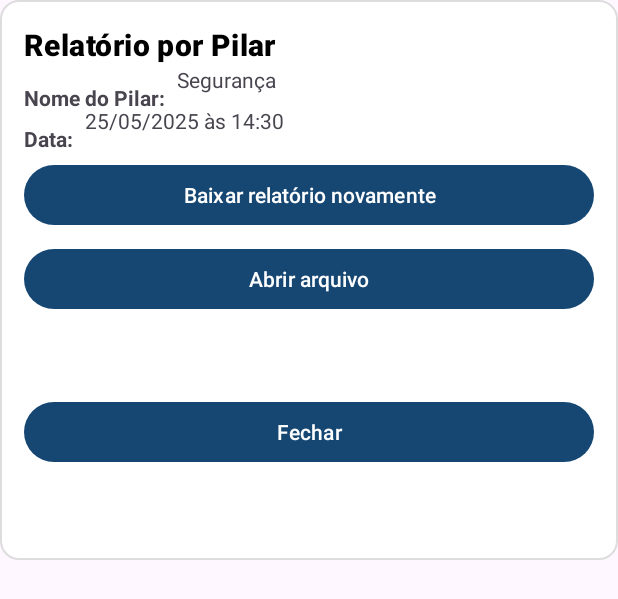
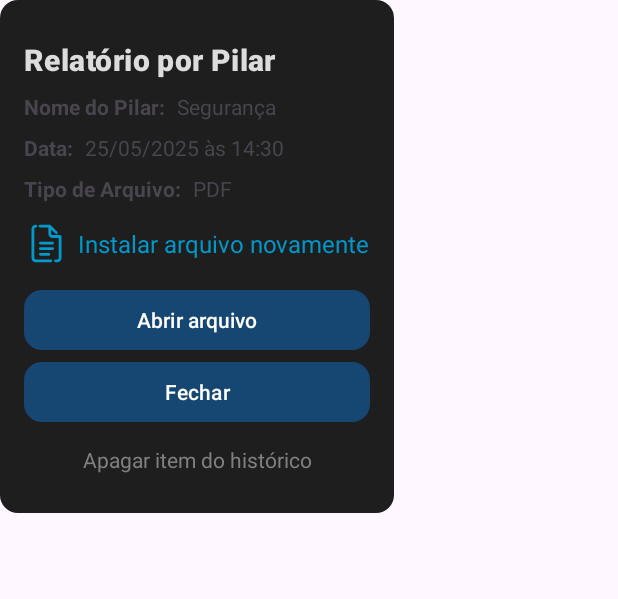
Before and after one commit to sauloadones/SENAC-PE-ProjetoPI-Grupo4, an Android app: the layout dialog_detalhes_relatorio.xml on its own in the app's theme, with its tools: preview values and no code run, on a phone screen of 412 x 824 dp. Shown: the top 599 px of the screen. Run offline under Robolectric (Android 15) with nearby library versions, the phone set to English and light mode, and no system bars.

Commit message:
Melhoria layout do dialog e botão reinstalar "funcionando"

```diff
--- a/app/src/main/java/com/example/appsenkaspi/HistoricoRelatorio.kt
+++ b/app/src/main/java/com/example/appsenkaspi/HistoricoRelatorio.kt
@@ -4,5 +4,7 @@ data class HistoricoRelatorio(
     val titulo: String,
     val data: String,
     val pilarNome: String? = null,
-    val caminhoArquivo: String? = null
+    val caminhoArquivo: String? = null,
+    val tipoArquivo: String,
+    val urlArquivo: String? = null
 )
--- a/app/src/main/res/drawable/dialog_background.xml
+++ b/app/src/main/res/drawable/dialog_background.xml
@@ -1,13 +1,10 @@
 <?xml version="1.0" encoding="utf-8"?>
 <shape xmlns:android="http://schemas.android.com/apk/res/android" >
-    <solid android:color="@android:color/white" />
+    <solid android:color="#1E1E1E" />
     <corners android:radius="12dp" />
     <padding
         android:left="16dp"
         android:top="16dp"
         android:right="16dp"
         android:bottom="16dp" />
-    <stroke
-        android:width="1dp"
-        android:color="#DDDDDD" />
 </shape>
--- a/app/src/main/res/layout/dialog_detalhes_relatorio.xml
+++ b/app/src/main/res/layout/dialog_detalhes_relatorio.xml
@@ -2,7 +2,7 @@
 <androidx.constraintlayout.widget.ConstraintLayout
     xmlns:android="http://schemas.android.com/apk/res/android"
     xmlns:app="http://schemas.android.com/apk/res-auto"
-    android:layout_width="match_parent"
+    android:layout_width="wrap_content"
     android:layout_height="wrap_content"
     android:padding="16dp"
     android:background="@drawable/dialog_background">
@@ -11,11 +11,12 @@
     <TextView
         android:id="@+id/txtTitulo"
         android:layout_width="0dp"
+        android:layout_marginTop="10dp"
         android:layout_height="wrap_content"
         android:text="Relatório por Pilar"
         android:textAppearance="?attr/textAppearanceHeadline6"
         android:textStyle="bold"
-        android:textColor="@color/black"
+        android:textColor="#DCDCDC"
         app:layout_constraintTop_toTopOf="parent"
         app:layout_constraintStart_toStartOf="parent"
         app:layout_constraintEnd_toEndOf="parent" />
@@ -27,19 +28,19 @@
         android:layout_height="wrap_content"
         android:text="Nome do Pilar:"
         android:textStyle="bold"
+        android:layout_marginTop="8dp"
         app:layout_constraintTop_toBottomOf="@id/txtTitulo"
-        app:layout_constraintStart_toStartOf="parent"
-        android:layout_marginTop="12dp"/>
+        app:layout_constraintStart_toStartOf="parent" />
 
     <TextView
         android:id="@+id/txtPilar"
         android:layout_width="0dp"
         android:layout_height="wrap_content"
         android:text="Segurança"
-        app:layout_constraintTop_toBottomOf="@id/txtTitulo"
+        android:layout_marginStart="8dp"
+        app:layout_constraintTop_toTopOf="@id/labelPilar"
         app:layout_constraintStart_toEndOf="@id/labelPilar"
-        app:layout_constraintEnd_toEndOf="parent"
-        android:layout_marginStart="8dp" />
+        app:layout_constraintEnd_toEndOf="parent" />
 
     <!-- Data -->
     <TextView
@@ -48,64 +49,112 @@
         android:layout_height="wrap_content"
         android:text="Data:"
         android:textStyle="bold"
+        android:layout_marginTop="8dp"
         app:layout_constraintTop_toBottomOf="@id/labelPilar"
-        app:layout_constraintStart_toStartOf="parent"
-        android:layout_marginTop="8dp" />
+        app:layout_constraintStart_toStartOf="parent" />
+
+    <!-- Tipo de Arquivo -->
+    <TextView
+        android:id="@+id/labelTipoArquivo"
+        android:layout_width="wrap_content"
+        android:layout_height="wrap_content"
+        android:text="Tipo de Arquivo:"
+        android:textStyle="bold"
+        android:layout_marginTop="8dp"
+        app:layout_constraintTop_toBottomOf="@id/txtData"
+        app:layout_constraintStart_toStartOf="parent" />
+
+    <TextView
+        android:id="@+id/txtTipoArquivo"
+        android:layout_width="0dp"
+        android:layout_height="wrap_content"
+        android:text="PDF"
+        android:layout_marginStart="8dp"
+        app:layout_constraintTop_toTopOf="@id/labelTipoArquivo"
+        app:layout_constraintStart_toEndOf="@id/labelTipoArquivo"
+        app:layout_constraintEnd_toEndOf="parent" />
 
     <TextView
         android:id="@+id/txtData"
         android:layout_width="0dp"
         android:layout_height="wrap_content"
         android:text="25/05/2025 às 14:30"
-        app:layout_constraintTop_toBottomOf="@id/txtPilar"
+        android:layout_marginStart="8dp"
+        app:layout_constraintTop_toTopOf="@id/labelData"
         app:layout_constraintStart_toEndOf="@id/labelData"
-        app:layout_constraintEnd_toEndOf="parent"
-        android:layout_marginStart="8dp"
-        android:layout_marginTop="8dp" />
+        app:layout_constraintEnd_toEndOf="parent" />
 
-    <TextView
-        android:id="@+id/txtResponsaveis"
-        android:layout_width="0dp"
+    <!-- Link: Instalar arquivo novamente -->
+    <LinearLayout
+        android:id="@+id/btnBaixar"
+        android:layout_width="wrap_content"
         android:layout_height="wrap_content"
-        android:text="João, Maria, ..."
-        app:layout_constraintTop_toBottomOf="@id/txtData"
-        app:layout_constraintStart_toEndOf="@id/btnBaixar"
-        app:layout_constraintEnd_toEndOf="parent"
-        android:layout_marginStart="8dp"
-        android:layout_marginTop="8dp" />
+        android:orientation="horizontal"
+        android:gravity="center_vertical"
+        android:clickable="true"
+        android:focusable="true"
+        android:layout_marginTop="12dp"
+        app:layout_constraintTop_toBottomOf="@id/txtTipoArquivo"
+        app:layout_constraintStart_toStartOf="parent">
 
-    <!-- Botão Baixar relatório -->
-    <Button
-        android:id="@+id/btnBaixar"
-        android:layout_width="0dp"
-        android:layout_height="wrap_content"
-        android:text="Baixar relatório novamente"
-        android:layout_marginTop="16dp"
-        app:layout_constraintTop_toBottomOf="@id/txtData"
-        app:layout_constraintStart_toStartOf="parent"
-        app:layout_constraintEnd_toEndOf="parent"/>
+        <ImageView
+            android:layout_width="30dp"
+            android:layout_height="30dp"
+            android:src="@drawable/tiparquivo"
+            android:tint="@android:color/holo_blue_dark"
+            android:contentDescription="Ícone de download" />
+
+        <TextView
+            android:layout_width="wrap_content"
+            android:layout_height="wrap_content"
+            android:text="Instalar arquivo novamente"
+            android:textColor="@android:color/holo_blue_dark"
+            android:textSize="16sp"
+            android:layout_marginStart="6dp"
+            />
+
+    </LinearLayout>
+
 
     <!-- Botão Abrir arquivo -->
     <Button
         android:id="@+id/btnAbrir"
         android:layout_width="0dp"
-        android:layout_height="wrap_content"
+        android:layout_height="40dp"
         android:text="Abrir arquivo"
-        android:layout_marginTop="8dp"
+        android:layout_marginTop="16dp"
+        android:background="@drawable/bg_button_confirmar"
         app:layout_constraintTop_toBottomOf="@id/btnBaixar"
         app:layout_constraintStart_toStartOf="parent"
-        app:layout_constraintEnd_toEndOf="parent"/>
+        app:layout_constraintEnd_toEndOf="parent" />
 
     <!-- Botão Fechar -->
     <Button
         android:id="@+id/btnFechar"
         android:layout_width="0dp"
-        android:layout_height="wrap_content"
+        android:layout_height="40dp"
         android:text="Fechar"
         android:layout_marginTop="8dp"
+        android:background="@drawable/bg_button_confirmar"
         app:layout_constraintTop_toBottomOf="@id/btnAbrir"
         app:layout_constraintStart_toStartOf="parent"
         app:layout_constraintEnd_toEndOf="parent"
-        app:layout_constraintBottom_toBottomOf="parent"/>
+        app:layout_constraintBottom_toTopOf="@id/txtApagar"/>
+
+    <TextView
+        android:id="@+id/txtApagar"
+        android:layout_width="wrap_content"
+        android:layout_marginBottom="10dp"
+        android:layout_height="wrap_content"
+        android:text="Apagar item do histórico"
+        android:textColor="@color/gray"
+        android:textSize="14sp"
+        android:layout_marginTop="15dp"
+        android:gravity="center"
+        app:layout_constraintTop_toBottomOf="@id/btnFechar"
+        app:layout_constraintStart_toStartOf="parent"
+        app:layout_constraintEnd_toEndOf="parent"
+        app:layout_constraintBottom_toBottomOf="parent"
+        />
 
 </androidx.constraintlayout.widget.ConstraintLayout>
```
Also changed, not shown: app/src/main/java/com/example/appsenkaspi/FileUtils.kt (+24 -0 lines), app/src/main/java/com/example/appsenkaspi/HistoricoAdapter.kt (+53 -8 lines), app/src/main/java/com/example/appsenkaspi/RelatorioFragment.kt (+10 -8 lines), app/src/main/res/layout/item_historico_relatorio.xml (+12 -0 lines).
